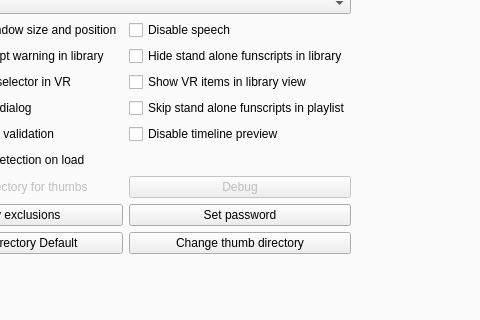
The window that src/settings.ui (jcfain/XTPlayer) describes before a commit, drawn with Qt 5; both pictures show x 120 to 600 and y 82 to 402 of the 1304 by 685 pixel window.
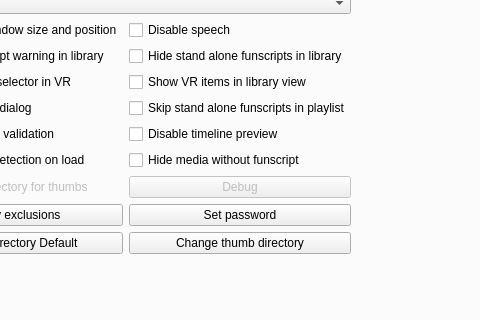
The same window after the commit. The open tabs and pages were chosen to show the change. Icons and pictures are not drawn.

Commit message:
Adding playlist context play with media
Adding option to hide media without any funscripts
Adding Actions to switch profiles

```diff
--- a/src/settings.ui
+++ b/src/settings.ui
@@ -1425,6 +1425,13 @@
          </property>
         </spacer>
        </item>
+       <item row="7" column="1">
+        <widget class="QCheckBox" name="hideMediaWithoutFunscriptsCheckbox">
+         <property name="text">
+          <string>Hide media without funscript</string>
+         </property>
+        </widget>
+       </item>
       </layout>
      </widget>
      <widget class="QWidget" name="helpTab">
```
Left out of the diff: 6 changed lines with no effect on the pictures. The commit also changes 10 other files.
